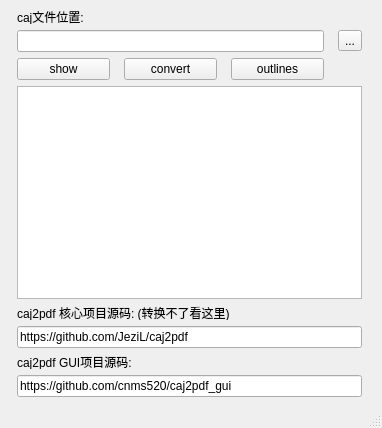
Old version of the form caj2pdf_GUI.ui in the repository ApollonBar/caj2pdf_gui.
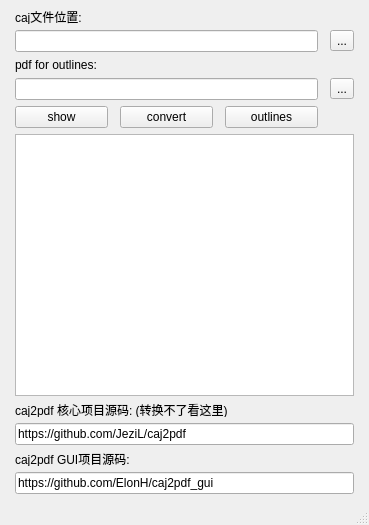
New version of the form.

Commit message: Specific the feature of outlines

What changed in the file:
```diff
--- a/caj2pdf_GUI.ui
+++ b/caj2pdf_GUI.ui
@@ -6,8 +6,8 @@
    <rect>
     <x>0</x>
     <y>0</y>
-    <width>382</width>
-    <height>428</height>
+    <width>369</width>
+    <height>525</height>
    </rect>
   </property>
   <property name="windowTitle">
@@ -15,29 +15,6 @@
   </property>
   <widget class="QWidget" name="centralwidget">
    <layout class="QGridLayout" name="gridLayout">
-    <item row="4" column="0" colspan="4">
-     <widget class="QLabel" name="label_2">
-      <property name="maximumSize">
-       <size>
-        <width>16777215</width>
-        <height>15</height>
-       </size>
-      </property>
-      <property name="text">
-       <string>caj2pdf 核心项目源码: (转换不了看这里)</string>
-      </property>
-     </widget>
-    </item>
-    <item row="3" column="0" colspan="4">
-     <widget class="QListWidget" name="logger"/>
-    </item>
-    <item row="5" column="0" colspan="4">
-     <widget class="QLineEdit" name="lineEdit">
-      <property name="text">
-       <string>https://github.com/JeziL/caj2pdf</string>
-      </property>
-     </widget>
-    </item>
     <item row="0" column="0">
      <widget class="QLabel" name="label">
       <property name="maximumSize">
@@ -51,7 +28,76 @@
       </property>
      </widget>
     </item>
-    <item row="2" column="1">
+    <item row="1" column="0" colspan="3">
+     <widget class="QLineEdit" name="caj_address">
+      <property name="sizePolicy">
+       <sizepolicy hsizetype="Expanding" vsizetype="Preferred">
+        <horstretch>1</horstretch>
+        <verstretch>0</verstretch>
+       </sizepolicy>
+      </property>
+     </widget>
+    </item>
+    <item row="1" column="3">
+     <widget class="QToolButton" name="caj_file_open_button">
+      <property name="sizePolicy">
+       <sizepolicy hsizetype="Preferred" vsizetype="Fixed">
+        <horstretch>0</horstretch>
+        <verstretch>0</verstretch>
+       </sizepolicy>
+      </property>
+      <property name="text">
+       <string>...</string>
+      </property>
+     </widget>
+    </item>
+    <item row="2" column="0" colspan="2">
+     <widget class="QLabel" name="label_4">
+      <property name="maximumSize">
+       <size>
+        <width>16777215</width>
+        <height>15</height>
+       </size>
+      </property>
+      <property name="text">
+       <string>pdf for outlines:</string>
+      </property>
+     </widget>
+    </item>
+    <item row="3" column="0" colspan="3">
+     <widget class="QLineEdit" name="pdf_address">
+      <property name="sizePolicy">
+       <sizepolicy hsizetype="Preferred" vsizetype="Preferred">
+        <horstretch>1</horstretch>
+        <verstretch>0</verstretch>
+       </sizepolicy>
+      </property>
+     </widget>
+    </item>
+    <item row="3" column="3">
+     <widget class="QToolButton" name="pdf_file_open_button">
+      <property name="text">
+       <string>...</string>
+      </property>
+     </widget>
+    </item>
+    <item row="4" column="0">
+     <widget class="QPushButton" name="show_button">
+      <property name="maximumSize">
+       <size>
+        <width>93</width>
+        <height>16777215</height>
+       </size>
+      </property>
+      <property name="toolTip">
+       <string>打印文件基本信息（文件类型、页面数、大纲项目数）</string>
+      </property>
+      <property name="text">
+       <string>show</string>
+      </property>
+     </widget>
+    </item>
+    <item row="4" column="1">
      <widget class="QPushButton" name="convert">
       <property name="maximumSize">
        <size>
@@ -67,7 +113,7 @@
       </property>
      </widget>
     </item>
-    <item row="2" column="2">
+    <item row="4" column="2">
      <widget class="QPushButton" name="outlines">
       <property name="maximumSize">
        <size>
@@ -83,7 +129,37 @@
       </property>
      </widget>
     </item>
-    <item row="6" column="0" colspan="2">
+    <item row="5" column="0" colspan="4">
+     <widget class="QListWidget" name="logger">
+      <property name="sizePolicy">
+       <sizepolicy hsizetype="Expanding" vsizetype="Expanding">
+        <horstretch>0</horstretch>
+        <verstretch>0</verstretch>
+       </sizepolicy>
+      </property>
+     </widget>
+    </item>
+    <item row="6" column="0" colspan="3">
+     <widget class="QLabel" name="label_2">
+      <property name="maximumSize">
+       <size>
+        <width>16777215</width>
+        <height>15</height>
+       </size>
+      </property>
+      <property name="text">
+       <string>caj2pdf 核心项目源码: (转换不了看这里)</string>
+      </property>
+     </widget>
+    </item>
+    <item row="7" column="0" colspan="4">
+     <widget class="QLineEdit" name="lineEdit">
+      <property name="text">
+       <string>https://github.com/JeziL/caj2pdf</string>
+      </property>
+     </widget>
+    </item>
+    <item row="8" column="0" colspan="2">
      <widget class="QLabel" name="label_3">
       <property name="maximumSize">
        <size>
@@ -96,36 +172,10 @@
       </property>
      </widget>
     </item>
-    <item row="2" column="0">
-     <widget class="QPushButton" name="show_button">
-      <property name="maximumSize">
-       <size>
-        <width>93</width>
-        <height>16777215</height>
-       </size>
-      </property>
-      <property name="toolTip">
-       <string>打印文件基本信息（文件类型、页面数、大纲项目数）</string>
-      </property>
-      <property name="text">
-       <string>show</string>
-      </property>
-     </widget>
-    </item>
-    <item row="1" column="0" colspan="3">
-     <widget class="QLineEdit" name="line_address"/>
-    </item>
-    <item row="1" column="3">
-     <widget class="QToolButton" name="file_open_button">
-      <property name="text">
-       <string>...</string>
-      </property>
-     </widget>
-    </item>
-    <item row="7" column="0" colspan="4">
+    <item row="9" column="0" colspan="4">
      <widget class="QLineEdit" name="lineEdit_2">
       <property name="text">
-       <string>https://github.com/cnms520/caj2pdf_gui</string>
+       <string>https://github.com/ElonH/caj2pdf_gui</string>
       </property>
      </widget>
     </item>
```
The commit also changes 2 other files.
